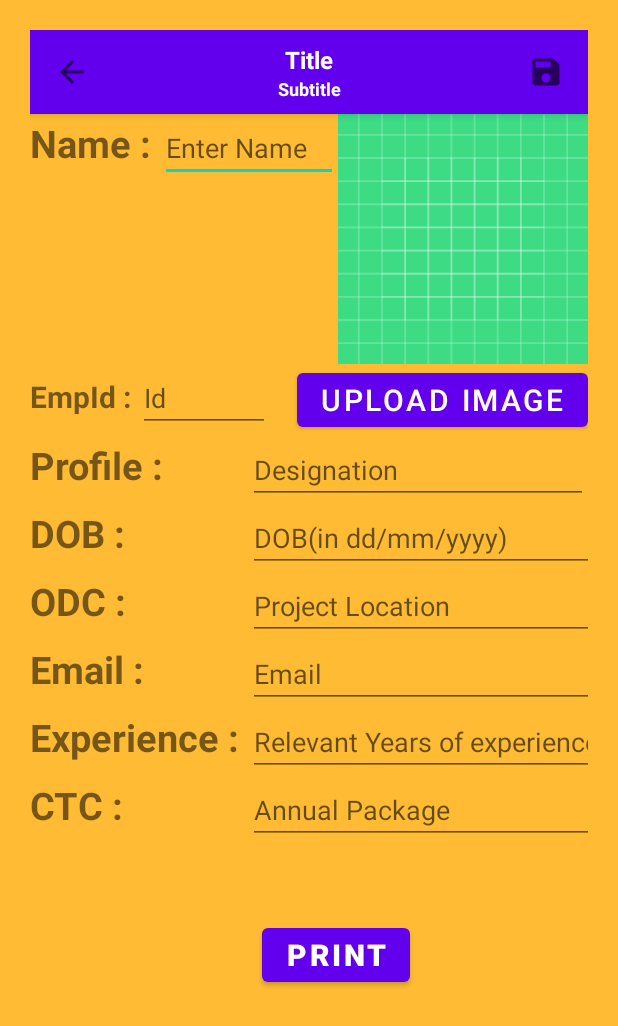
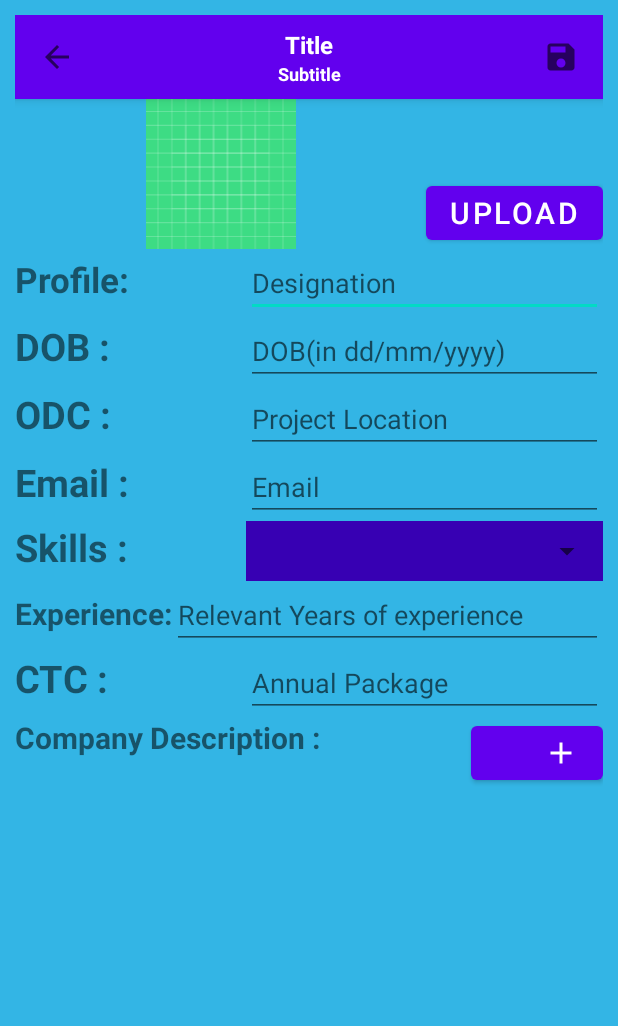
Before and after one commit to PRIYANKA-Nigam/Attendance-App, an Android app: the layout activity_main3.xml on its own in the app's theme, with its tools: preview values and no code run, on a phone screen of 412 x 824 dp. Shown: the top 1026 px of the screen. Run offline under Robolectric (Android 15) with nearby library versions, the phone set to English and light mode, and no system bars.

Commit message:
5th commit

```diff
--- /dev/null
+++ b/app/src/main/res/drawable/add_24.xml
@@ -0,0 +1,5 @@
+<vector android:height="24dp" android:tint="#FFFFFF"
+    android:viewportHeight="24" android:viewportWidth="24"
+    android:width="24dp" xmlns:android="http://schemas.android.com/apk/res/android">
+    <path android:fillColor="@android:color/white" android:pathData="M19,13h-6v6h-2v-6H5v-2h6V5h2v6h6v2z"/>
+</vector>
--- a/app/src/main/res/layout/activity_main3.xml
+++ b/app/src/main/res/layout/activity_main3.xml
@@ -3,11 +3,12 @@
     xmlns:android="http://schemas.android.com/apk/res/android"
     xmlns:app="http://schemas.android.com/apk/res-auto"
     xmlns:tools="http://schemas.android.com/tools"
+    android:id="@+id/lin"
     android:layout_width="match_parent"
     android:layout_height="match_parent"
     android:orientation="vertical"
-    android:background="@android:color/holo_orange_light"
-    android:padding="20sp"
+    android:background="@android:color/holo_blue_light"
+    android:padding="10sp"
     tools:context=".MainActivity3">
     <include
         android:id="@+id/tl2"
@@ -15,85 +16,54 @@
     <TableLayout
         android:layout_width="match_parent"
         android:layout_height="wrap_content">
+
         <LinearLayout
-            android:layout_height="wrap_content"
             android:layout_width="match_parent"
+            android:layout_height="100dp"
             android:orientation="horizontal">
-            <TableRow android:layout_height="wrap_content"
-                android:layout_width="wrap_content"
-                android:layout_weight="1"
-                >
-                <TextView android:layout_width="wrap_content"
-                    android:layout_height="wrap_content"
-                    android:text="Name : "
-                    android:textSize="25sp"
-                    android:textStyle="bold"/>
-                <EditText
-                    android:layout_height="wrap_content"
-                    android:layout_width="match_parent"
-                    android:id="@+id/ed1"
-                    android:hint="Enter Name"/>
-            </TableRow>
+
             <ImageView
                 android:id="@+id/img"
-                android:layout_width="150dp"
-                android:layout_height="wrap_content"
-                android:src="@drawable/ic_launcher_background"
+                android:layout_width="match_parent"
+                android:layout_height="100dp"
+                android:adjustViewBounds="true"
                 android:scaleType="fitCenter"
-                android:adjustViewBounds="true"
                 android:layout_weight="1"
-                />
-        </LinearLayout>
-
-        <LinearLayout
-            android:layout_height="wrap_content"
-            android:layout_width="match_parent"
-            android:orientation="horizontal">
-            <TableRow android:layout_height="wrap_content"
-                android:layout_width="wrap_content"
-                android:layout_weight="1"
-                >
-                <TextView android:layout_width="wrap_content"
-                    android:layout_height="wrap_content"
-                    android:text="EmpId : "
-                    android:textSize="20sp"
-                    android:textStyle="bold"/>
-                <EditText
-                    android:layout_height="wrap_content"
-                    android:layout_width="match_parent"
-                    android:id="@+id/ed2"
-                    android:hint="Id"/>
-            </TableRow>
+                android:src="@drawable/ic_launcher_background" />
         <Button
             android:layout_width="wrap_content"
             android:layout_height="wrap_content"
             android:textSize="20sp"
-                android:text="Upload Image"
-                android:layout_marginLeft="18dp"
+            android:text="UPLOAD"
+            android:layout_gravity="bottom|left"
             android:id="@+id/bt"/>
+<!--        <LinearLayout-->
+<!--            android:layout_height="wrap_content"-->
+<!--            android:layout_width="match_parent"-->
+<!--            android:orientation="horizontal">-->
+
         </LinearLayout>
         <TableRow android:layout_width="fill_parent"
             android:layout_height="wrap_content"
-            android:id="@+id/r3">
+           >
             <TextView android:layout_height="wrap_content"
                 android:layout_width="wrap_content"
-                android:text="Profile : "
+                android:text="Profile: "
                 android:textStyle="bold"
-                android:textSize="25dp"></TextView>
+                android:layout_weight="1"
+                android:textSize="23dp"></TextView>
 
             <EditText
-                android:id="@+id/ed3"
                 android:layout_width="match_parent"
                 android:layout_height="wrap_content"
-               android:layout_weight="1"
                 android:hint="Designation" />
         </TableRow>
         <TableRow android:layout_width="fill_parent"
-            android:layout_height="wrap_content"
-            android:id="@+id/r4">
+            android:layout_height="wrap_content">
             <TextView android:layout_height="wrap_content"
                 android:layout_width="wrap_content"
                 android:text="DOB : "
+                android:layout_weight="1"
                 android:textStyle="bold"
                 android:textSize="25dp"></TextView>
 
@@ -101,15 +71,16 @@
                 android:id="@+id/ed4"
                 android:layout_width="match_parent"
                 android:layout_height="wrap_content"
+                android:inputType="date"
                 android:hint="DOB(in dd/mm/yyyy)" />
         </TableRow>
         <TableRow android:layout_width="fill_parent"
-            android:layout_height="wrap_content"
-            android:id="@+id/r5">
+            android:layout_height="wrap_content">
             <TextView android:layout_height="wrap_content"
                 android:layout_width="wrap_content"
                 android:text="ODC : "
                 android:textStyle="bold"
+                android:layout_weight="1"
                 android:textSize="25dp"></TextView>
 
             <EditText
@@ -124,6 +95,7 @@
             <TextView android:layout_height="wrap_content"
                 android:layout_width="wrap_content"
                 android:text="Email : "
+                android:layout_weight="1"
                 android:textStyle="bold"
                 android:textSize="25dp"></TextView>
 
@@ -131,29 +103,66 @@
                 android:id="@+id/ed6"
                 android:layout_width="match_parent"
                 android:layout_height="wrap_content"
+                android:inputType="textEmailAddress"
                 android:hint="Email" />
+        </TableRow>
+        <TableRow android:layout_width="fill_parent"
+            android:layout_height="wrap_content"
+          >
+            <TextView android:layout_height="wrap_content"
+                android:layout_width="wrap_content"
+                android:text="Skills : "
+                android:textStyle="bold"
+                android:layout_weight="1"
+                android:textSize="25dp"></TextView>
+
+<!--            <Spinner-->
+<!--                android:layout_column="1"-->
+<!--                android:layout_gravity="left|center"-->
+<!--                android:gravity="center_horizontal"-->
+<!--             android:textAlignment="center"-->
+<!--                    android:layout_width="match_parent"-->
+<!--                android:background="@color/purple_700"-->
+<!--                android:layout_height="wrap_content"-->
+<!--                android:id="@+id/sp"-->
+<!--                />-->
+            <FrameLayout
+                android:layout_width="wrap_content"
+                android:layout_height="wrap_content"
+                android:background="@color/purple_700"
+              >
+            <androidx.appcompat.widget.AppCompatSpinner
+                android:layout_width="match_parent"
+                android:layout_height="40dp"
+                android:layout_gravity="center_horizontal"
+                android:id="@+id/sp"
+                />
+            </FrameLayout>
         </TableRow>
         <TableRow android:layout_width="fill_parent"
             android:layout_height="wrap_content"
             android:id="@+id/r7">
             <TextView android:layout_height="wrap_content"
                 android:layout_width="wrap_content"
-                android:text="Experience : "
+                android:text="Experience:"
                 android:textStyle="bold"
-                android:textSize="25dp"></TextView>
+                android:textSize="20dp"></TextView>
 
             <EditText
                 android:id="@+id/ed7"
-                android:layout_width="match_parent"
+                android:layout_width="wrap_content"
                 android:layout_height="wrap_content"
+                android:layout_weight="1"
+                android:inputType="numberDecimal"
                 android:hint="Relevant Years of experience" />
         </TableRow>
         <TableRow android:layout_width="fill_parent"
             android:layout_height="wrap_content"
-            android:id="@+id/r8">
+          >
             <TextView android:layout_height="wrap_content"
                 android:layout_width="wrap_content"
                 android:text="CTC : "
+                android:layout_weight="1"
                 android:textStyle="bold"
                 android:textSize="25dp"></TextView>
 
@@ -161,17 +170,88 @@
                 android:id="@+id/ed8"
                 android:layout_width="match_parent"
                 android:layout_height="wrap_content"
+                android:inputType="numberDecimal"
                 android:hint="Annual Package" />
         </TableRow>
+<!--        <TableRow android:layout_width="fill_parent"-->
+<!--            android:layout_height="wrap_content"-->
+<!--            android:id="@+id/r9">-->
+<!--        <TextView android:layout_height="wrap_content"-->
+<!--            android:layout_width="wrap_content"-->
+<!--            android:text="Company : "-->
+<!--            android:textStyle="bold"-->
+<!--            android:layout_weight="1"-->
+<!--            android:textSize="25dp"></TextView>-->
+<!--            <Button-->
+<!--                android:layout_width="wrap_content"-->
+<!--                android:layout_height="wrap_content"-->
+<!--                android:textSize="10sp"-->
+<!--                android:text=""-->
+<!--                android:gravity="center"-->
+<!--                android:layout_gravity="left"-->
+<!--                android:textStyle="bold"-->
+<!--                android:drawableRight="@drawable/add_24"-->
+<!--                android:id="@+id/bt3"/>-->
+<!--        </TableRow>-->
+<!--        <TableRow android:layout_width="fill_parent"-->
+<!--            android:layout_height="wrap_content">-->
+<!--            <ScrollView android:layout_height="wrap_content"-->
+<!--                android:layout_width="wrap_content">-->
+
+<!--        <LinearLayout-->
+<!--            android:layout_width="match_parent"-->
+<!--            android:layout_height="wrap_content"-->
+<!--            android:id="@+id/ll"-->
+<!--            android:orientation="vertical"-->
+<!--            />-->
+
+<!--            </ScrollView>-->
+<!--        </TableRow>-->
     </TableLayout>
+<LinearLayout
+    android:layout_width="match_parent"
+    android:layout_height="wrap_content"
+    android:orientation="vertical">
+    <LinearLayout
+        android:layout_width="match_parent"
+        android:layout_height="wrap_content">
+        <TextView android:layout_height="wrap_content"
+            android:layout_width="wrap_content"
+            android:text="Company Description : "
+            android:gravity="left|center"
+            android:textStyle="bold"
+            android:layout_weight="1"
+            android:textSize="20dp"></TextView>
         <Button
             android:layout_width="wrap_content"
             android:layout_height="wrap_content"
-        android:textSize="20sp"
-        android:text="PRINT"
+            android:textSize="10sp"
+            android:text=""
+            android:gravity="center"
+            android:layout_gravity="left"
             android:textStyle="bold"
-        android:layout_gravity="center"
-        android:layout_marginTop="50sp"
-        android:layout_marginLeft="18dp"
-        android:id="@+id/bt2"/>
+            android:drawableRight="@drawable/add_24"
+            android:id="@+id/bt3"/>
     </LinearLayout>
+    <ScrollView android:layout_height="wrap_content"
+        android:layout_width="wrap_content">
+
+        <LinearLayout
+            android:layout_width="match_parent"
+            android:layout_height="wrap_content"
+            android:id="@+id/ll"
+            android:orientation="vertical"
+            />
+
+    </ScrollView>
+</LinearLayout>
+<!--    <Button-->
+<!--        android:layout_width="wrap_content"-->
+<!--        android:layout_height="wrap_content"-->
+<!--        android:textSize="20sp"-->
+<!--        android:text="PRINT"-->
+<!--        android:textStyle="bold"-->
+<!--        android:layout_gravity="center"-->
+<!--        android:layout_marginLeft="18dp"-->
+<!--        android:id="@+id/bt2"/>-->
+</LinearLayout>
```
Also changed, not shown: app/src/main/java/com/example/attendenceapp/MainActivity2.java (+5 -4 lines), app/src/main/java/com/example/attendenceapp/MainActivity3.java (+130 -33 lines), app/src/main/res/drawable/add.xml (added, +10 -0 lines), app/src/main/res/drawable/close.xml (added, +10 -0 lines), app/src/main/res/layout/new_add_row.xml (added, +34 -0 lines). Lines whose indentation alone changed are shown as unchanged.
